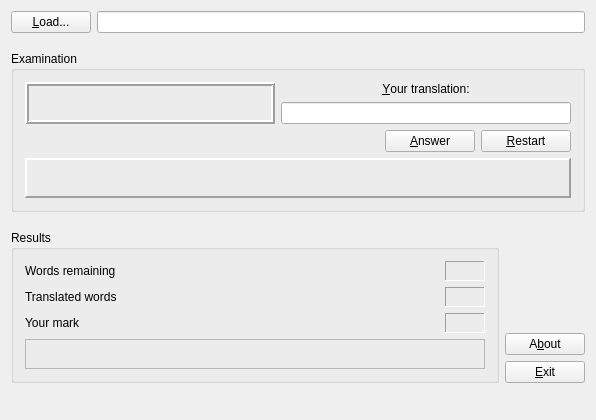
olgerd27/words_teacher, file window.ui: the form before one commit.
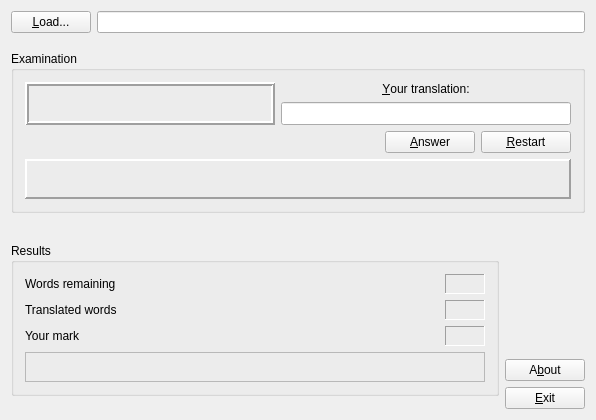
The form after the commit. Custom widgets are drawn as their Qt base class.

```diff
--- a/window.ui
+++ b/window.ui
@@ -136,6 +136,13 @@
           <height>16777215</height>
          </size>
         </property>
+        <property name="font">
+         <font>
+          <pointsize>10</pointsize>
+          <weight>75</weight>
+          <bold>true</bold>
+         </font>
+        </property>
        </widget>
       </item>
       <item row="2" column="0">
@@ -574,19 +581,6 @@
      </item>
     </layout>
    </item>
-   <item>
-    <spacer name="verticalSpacer_3">
-     <property name="orientation">
-      <enum>Qt::Vertical</enum>
-     </property>
-     <property name="sizeHint" stdset="0">
-      <size>
-       <width>20</width>
-       <height>5</height>
-      </size>
-     </property>
-    </spacer>
-   </item>
   </layout>
  </widget>
  <layoutdefault spacing="6" margin="11"/>
```
Left out of the diff: 5 changed lines with no effect on the pictures.
